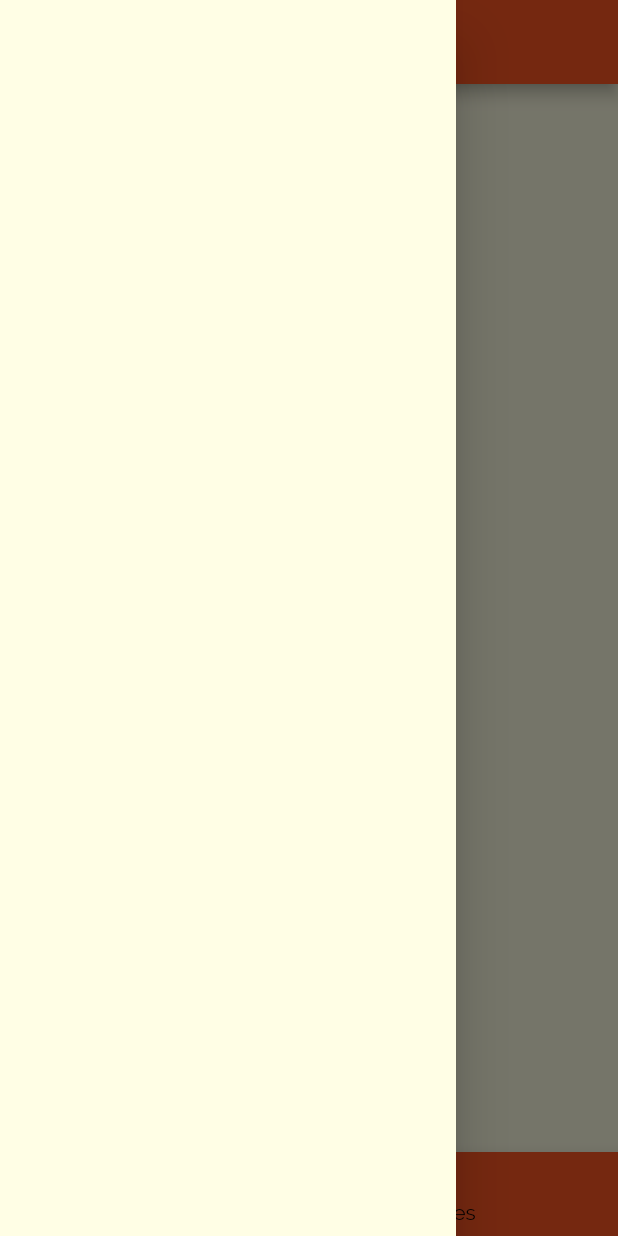
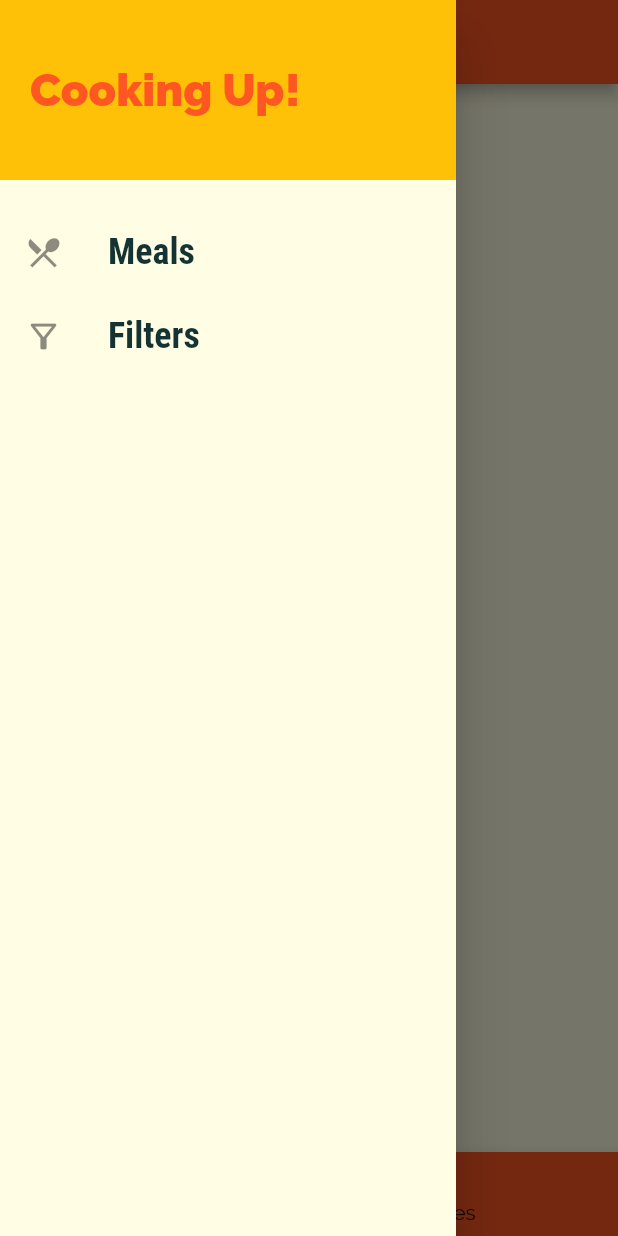
Before and after one commit to Meghan31/Foodie_app, a Flutter app: the screen it shows after launch, item 2 of the bottom bar chosen, with the side drawer open, on a phone screen of 412 x 824 dp. Run offline on Flutter 3.47's test engine with Material 2 defaults, Android fonts, the phone set to English and light mode, and no system bars; network calls fail.

Commit message:
tabscreen added

```diff
--- a/foodie_app/lib/main.dart
+++ b/foodie_app/lib/main.dart
@@ -31,6 +31,7 @@ class MyApp extends StatelessWidget {
       ),
       home: TabsScreen(),
       routes: {
+        '/homeScreen': ((ctx) => TabsScreen()),
         categoryMealsScreen.routeName: (ctx) => categoryMealsScreen(),
         MealDetailScreen.routeName: (ctx) => MealDetailScreen(),
       },
--- /dev/null
+++ b/foodie_app/lib/screens/filters_screen.dart
@@ -0,0 +1,12 @@
+import 'package:flutter/src/foundation/key.dart';
+import 'package:flutter/src/widgets/framework.dart';
+
+class FilterScreen extends StatelessWidget {
+  static const ro
+  const FilterScreen({Key key}) : super(key: key);
+
+  @override
+  Widget build(BuildContext context) {
+
+  }
+}
--- a/foodie_app/lib/screens/tabs_screen.dart
+++ b/foodie_app/lib/screens/tabs_screen.dart
@@ -3,6 +3,7 @@ import 'package:flutter/src/foundation/key.dart';
 import 'package:flutter/src/widgets/framework.dart';
 import 'package:flutter_complete_guide/screens/categories_screen.dart';
 import 'package:flutter_complete_guide/screens/favorites_screen.dart';
+import 'package:flutter_complete_guide/widgets/main_drawer.dart';
 
 class TabsScreen extends StatefulWidget {
   const TabsScreen({Key key}) : super(key: key);
@@ -37,7 +38,7 @@ class _TabsScreenState extends State<TabsScreen> {
       appBar: AppBar(
         title: Text(_pages[_selectedPageIndex]['title']),
       ),
-      drawer: Drawer(),
+      drawer: MainDrawer(),
       body: _pages[_selectedPageIndex]['page'],
       bottomNavigationBar: BottomNavigationBar(
         onTap: _selectPage,
--- /dev/null
+++ b/foodie_app/lib/widgets/main_drawer.dart
@@ -0,0 +1,53 @@
+import 'package:flutter/material.dart';
+import 'package:flutter/src/foundation/key.dart';
+import 'package:flutter/src/widgets/framework.dart';
+
+class MainDrawer extends StatelessWidget {
+  const MainDrawer({Key key}) : super(key: key);
+  Widget buildListTile(String title, IconData icon, Function tapHandler) {
+    return ListTile(
+      leading: Icon(
+        icon,
+        size: 26,
+      ),
+      title: Text(
+        title,
+        style: TextStyle(
+          fontFamily: 'RobotoCondensed',
+          fontSize: 24,
+          fontWeight: FontWeight.bold,
+        ),
+      ),
+      onTap: tapHandler,
+    );
+  }
+
+  @override
+  Widget build(BuildContext context) {
+    return Drawer(
+      child: Column(children: [
+        Container(
+          height: 120,
+          width: double.infinity,
+          padding: EdgeInsets.all(20),
+          alignment: Alignment.centerLeft,
+          color: Theme.of(context).colorScheme.secondary,
+          child: Text(
+            'Cooking Up!',
+            style: TextStyle(
+                fontWeight: FontWeight.w900,
+                fontSize: 30,
+                color: Theme.of(context).primaryColor),
+          ),
+        ),
+        SizedBox(
+          height: 20,
+        ),
+        buildListTile('Meals', Icons.restaurant_menu, () {
+          Navigator.of(context).pushNamed('/homeScreen');
+        }),
+        buildListTile('Filters', Icons.filter_alt_outlined, () {}),
+      ]),
+    );
+  }
+}
```
